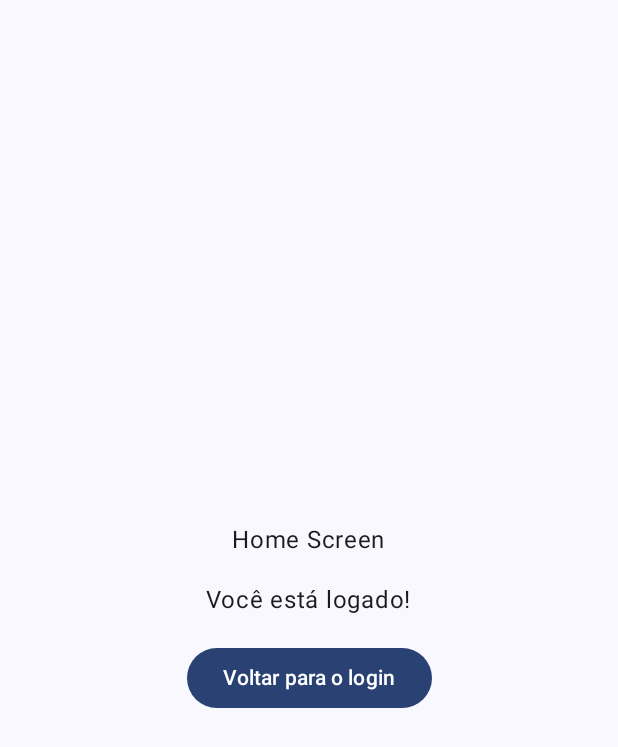
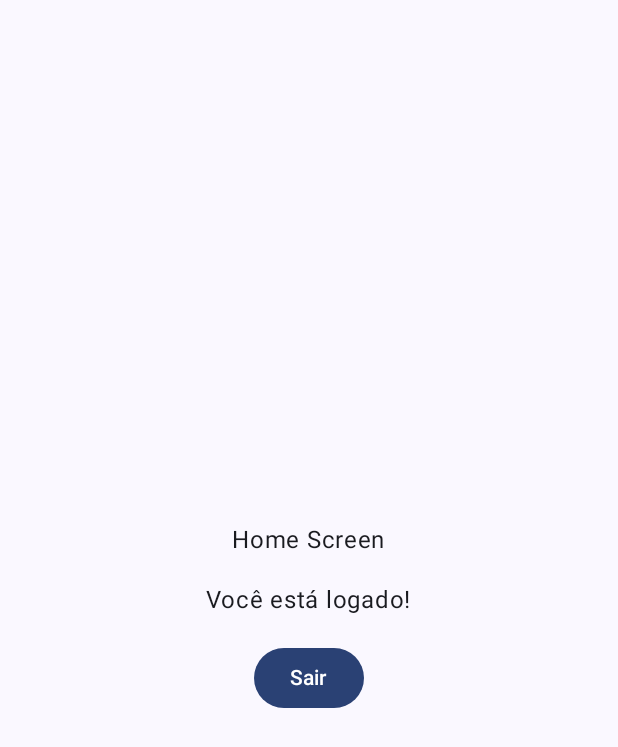
Before and after one commit to anacrispee/PasskeysSample, an Android app built with Jetpack Compose: the HomeScreen screen opened through its navigation route, on a phone screen of 412 x 824 dp. Shown: the top 747 px of the screen. Run offline under Robolectric (Android 15) with nearby library versions, the phone set to English and light mode, and no system bars.

Commit message:
feature: code adjusts

```diff
--- /dev/null
+++ b/app/src/main/java/com/example/passkeyssample/AppConstants.kt
@@ -0,0 +1,6 @@
+package com.example.passkeyssample
+
+object AppConstants {
+    const val HOME_SCREEN = "home_screen"
+    const val LOGIN_SCREEN = "login_screen"
+}
--- a/app/src/main/java/com/example/passkeyssample/MainActivity.kt
+++ b/app/src/main/java/com/example/passkeyssample/MainActivity.kt
@@ -8,14 +8,14 @@ import androidx.compose.foundation.layout.PaddingValues
 import androidx.compose.foundation.layout.fillMaxSize
 import androidx.compose.foundation.layout.padding
 import androidx.compose.material3.Scaffold
-import androidx.compose.material3.Text
 import androidx.compose.runtime.Composable
 import androidx.compose.ui.Modifier
-import androidx.compose.ui.tooling.preview.Preview
 import androidx.navigation.NavHostController
 import androidx.navigation.compose.NavHost
 import androidx.navigation.compose.composable
 import androidx.navigation.compose.rememberNavController
+import com.example.passkeyssample.AppConstants.HOME_SCREEN
+import com.example.passkeyssample.AppConstants.LOGIN_SCREEN
 import com.example.passkeyssample.ui.home.HomeScreen
 import com.example.passkeyssample.ui.login.LoginScreen
 import com.example.passkeyssample.ui.theme.PasskeysSampleTheme
@@ -28,7 +28,6 @@ class MainActivity : ComponentActivity() {
             PasskeysSampleTheme {
                 Scaffold(modifier = Modifier.fillMaxSize()) { innerPadding ->
                     val navController = rememberNavController()
-
                     NavHost(
                         navController = navController,
                         innerPadding = innerPadding
@@ -45,17 +44,16 @@ class MainActivity : ComponentActivity() {
     ) {
         NavHost(
             navController = navController,
-            startDestination = "loginScreen",
+            startDestination = LOGIN_SCREEN,
             modifier = Modifier.padding(innerPadding)
         ) {
-            composable("loginScreen") {
+            composable(route = LOGIN_SCREEN) {
                 LoginScreen(
                     paddingValues = innerPadding,
                     navController = navController
                 )
             }
-
-            composable("homeScreen") {
+            composable(route = HOME_SCREEN) {
                 HomeScreen(
                     paddingValues = innerPadding,
                     navController = navController
--- a/app/src/main/java/com/example/passkeyssample/ui/home/HomeScreen.kt
+++ b/app/src/main/java/com/example/passkeyssample/ui/home/HomeScreen.kt
@@ -13,9 +13,12 @@ import androidx.compose.runtime.Composable
 import androidx.compose.ui.Alignment
 import androidx.compose.ui.Modifier
 import androidx.compose.ui.platform.LocalContext
+import androidx.compose.ui.res.stringResource
 import androidx.compose.ui.tooling.preview.Preview
 import androidx.compose.ui.unit.dp
 import androidx.navigation.NavController
+import com.example.passkeyssample.AppConstants.LOGIN_SCREEN
+import com.example.passkeyssample.R
 
 @Composable
 fun HomeScreen(
@@ -35,10 +38,10 @@ fun HomeScreen(
         Spacer(modifier = Modifier.height(16.dp))
         Button(
             onClick = {
-                navController.navigate("loginScreen")
+                navController.navigate(LOGIN_SCREEN)
             }
         ) {
-            Text("Voltar para o login")
+            Text(stringResource(id = R.string.sign_out))
         }
     }
 }
--- a/app/src/main/java/com/example/passkeyssample/ui/login/LoginScreen.kt
+++ b/app/src/main/java/com/example/passkeyssample/ui/login/LoginScreen.kt
@@ -22,12 +22,14 @@ import androidx.compose.ui.Alignment
 import androidx.compose.ui.Modifier
 import androidx.compose.ui.platform.LocalContext
 import androidx.compose.ui.res.painterResource
+import androidx.compose.ui.res.stringResource
 import androidx.compose.ui.text.input.PasswordVisualTransformation
 import androidx.compose.ui.text.input.VisualTransformation
 import androidx.compose.ui.tooling.preview.Preview
 import androidx.compose.ui.unit.dp
 import androidx.lifecycle.viewModelScope
 import androidx.navigation.NavController
+import com.example.passkeyssample.AppConstants.HOME_SCREEN
 import com.example.passkeyssample.R
 import kotlinx.coroutines.launch
 
@@ -40,7 +42,10 @@ fun LoginScreen(
     val context = LocalContext.current
 
     LaunchedEffect(true) {
-        viewModel.showSavedCredentials(context)
+        viewModel.showSavedCredentials(
+            context = context,
+            navController = navController
+        )
     }
 
     Column(
@@ -52,14 +57,14 @@ fun LoginScreen(
     ) {
         var username by remember { mutableStateOf("") }
         var password by remember { mutableStateOf("") }
-        var passwordVisible by remember { mutableStateOf(false) }
+        var isPasswordHide by remember { mutableStateOf(true) }
 
         TextField(
             value = username,
             onValueChange = {
                 username = it
             },
-            label = { Text("Username") }
+            label = { Text(stringResource(R.string.username)) }
         )
         Spacer(modifier = Modifier.height(16.dp))
         TextField(
@@ -67,17 +72,17 @@ fun LoginScreen(
             onValueChange = {
                 password = it
             },
-            label = { Text("Password") },
-            visualTransformation = if (passwordVisible) PasswordVisualTransformation() else VisualTransformation.None,
+            label = { Text(stringResource(R.string.password)) },
+            visualTransformation = if (isPasswordHide) PasswordVisualTransformation() else VisualTransformation.None,
             trailingIcon = {
                 IconButton(
                     onClick = {
-                        passwordVisible = passwordVisible.not()
+                        isPasswordHide = isPasswordHide.not()
                     }
                 ) {
                     Icon(
-                        painter = if (passwordVisible) painterResource(id = R.drawable.ic_visibility)
-                        else painterResource(id = R.drawable.ic_visibility_off),
+                        painter = if (isPasswordHide) painterResource(id = R.drawable.ic_visibility_off)
+                        else painterResource(id = R.drawable.ic_visibility),
                         contentDescription = null
                     )
                 }
@@ -93,9 +98,11 @@ fun LoginScreen(
                         password = password
                     )
                 }
-            }
+                navController.navigate(HOME_SCREEN)
+            },
+            enabled = username.isNotBlank() && password.isNotBlank()
         ) {
-            Text("Login")
+            Text(stringResource(R.string.signin))
         }
     }
 }
--- a/app/src/main/java/com/example/passkeyssample/ui/login/LoginViewModel.kt
+++ b/app/src/main/java/com/example/passkeyssample/ui/login/LoginViewModel.kt
@@ -1,58 +1,49 @@
 package com.example.passkeyssample.ui.login
 
 import android.content.Context
-import android.content.Intent
 import androidx.credentials.CreatePasswordRequest
 import androidx.credentials.CredentialManager
 import androidx.credentials.GetCredentialRequest
 import androidx.credentials.GetPasswordOption
 import androidx.credentials.PasswordCredential
-import androidx.credentials.exceptions.CreateCredentialNoCreateOptionException
 import androidx.lifecycle.ViewModel
-import com.example.passkeyssample.MainActivity
+import androidx.navigation.NavController
+import com.example.passkeyssample.AppConstants.HOME_SCREEN
 
 class LoginViewModel : ViewModel() {
 
+    // Função que abre a bottom sheet para mostrar credenciais salvas
     suspend fun showSavedCredentials(
-        context: Context
+        context: Context,
+        navController: NavController
     ) {
         val credentialManager = CredentialManager.create(context = context)
-        try {
-            // Show pop-up to select saved credentials
         val response = credentialManager.getCredential(
             context = context,
-                GetCredentialRequest(credentialOptions = listOf(GetPasswordOption()))
+            GetCredentialRequest(
+                credentialOptions = listOf(GetPasswordOption())
             )
+        )
+        // Verifica se há credenciais e usa elas para realizar login
+        val credential = response.credential
 
-            // If credentials exist, use them for login
-            val credential = response.credential
         if (credential is PasswordCredential) {
-                // User successfully logged in
-                context.startActivity(Intent(context, MainActivity::class.java))
-            }
-        } catch (_: Exception) {
-            // No credentials found or something went wrong
+            // Usuário logado com credenciais salvas navega para tela
+            navController.navigate(HOME_SCREEN)
         }
     }
 
+    // Função que salva novas credenciais
     suspend fun saveCredentials(
         context: Context, userId: String,
         password: String
     ) {
         val credentialManager = CredentialManager.create(context)
-        try {
-            // Save user credentials securely
+
+        // Cria nova credencial
         credentialManager.createCredential(
             request = CreatePasswordRequest(userId, password),
             context = context
         )
-            println("Credentials saved successfully.")
-        } catch (e: CreateCredentialNoCreateOptionException) {
-            // Handle cases where saving credentials isn't possible
-            throw Exception("No providers available for saving credentials. ${e.message}")
-        } catch (e: Exception) {
-            // Handle other errors
-            throw Exception("Error: ${e.message}")
     }
 }
-}
--- a/app/src/main/res/values/strings.xml
+++ b/app/src/main/res/values/strings.xml
@@ -1,3 +1,7 @@
 <resources>
     <string name="app_name">PasskeysSample</string>
+    <string name="username">Nome de usuário</string>
+    <string name="password">Senha</string>
+    <string name="signin">Entrar</string>
+    <string name="sign_out">Sair</string>
 </resources>
```
Lines whose indentation alone changed are shown as unchanged.
